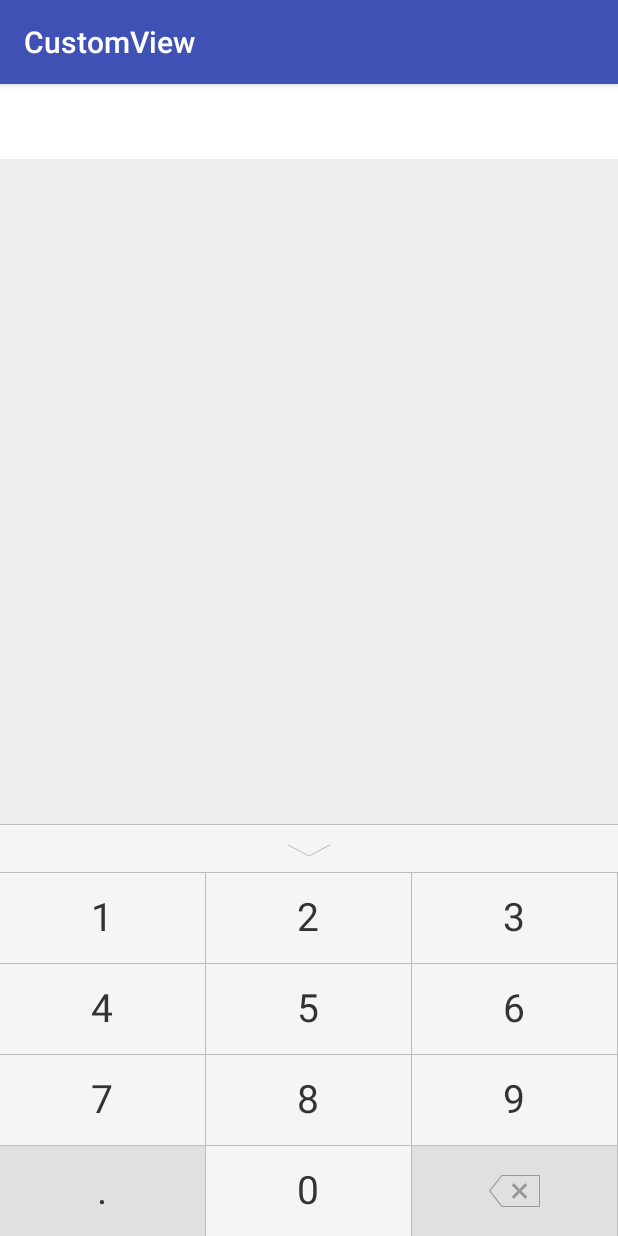
After one commit to colonel1435/CustomView, an Android app: the NormalKeyBoardActivity screen opened directly, with no data from a screen before it, on a phone screen of 412 x 824 dp. The commit adds this screen. Run offline under Robolectric (Android 15) with nearby library versions, the phone set to English and light mode, and no system bars.

Commit message:
Add virtual number keyboard

```diff
--- a/app/src/main/AndroidManifest.xml
+++ b/app/src/main/AndroidManifest.xml
@@ -18,6 +18,7 @@
                 <category android:name="android.intent.category.LAUNCHER" />
             </intent-filter>
         </activity>
+        <activity android:name=".NormalKeyBoardActivity"/>
     </application>
 
 </manifest>
--- a/app/src/main/java/com/zero/customview/MainActivity.java
+++ b/app/src/main/java/com/zero/customview/MainActivity.java
@@ -2,6 +2,7 @@ package com.zero.customview;
 
 import android.app.Activity;
 import android.content.Context;
+import android.content.Intent;
 import android.graphics.Bitmap;
 import android.graphics.BitmapFactory;
 import android.graphics.drawable.ColorDrawable;
@@ -93,7 +94,11 @@ public class MainActivity extends AppCompatActivity
 
 
     public void onDebug(View view) {
-        showSpeakDialog(view);
+        toNormalKeyBoard(view);
+    }
+
+    public void toNormalKeyBoard(View view) {
+        startActivity(new Intent(this, NormalKeyBoardActivity.class));
     }
 
     public void dardBackground(Activity context, float alpha) {
--- /dev/null
+++ b/app/src/main/java/com/zero/customview/NormalKeyBoardActivity.java
@@ -0,0 +1,144 @@
+package com.zero.customview;
+
+import android.os.Bundle;
+import android.support.v7.app.AppCompatActivity;
+import android.text.Editable;
+import android.text.InputType;
+import android.view.View;
+import android.view.WindowManager;
+import android.view.animation.Animation;
+import android.view.animation.AnimationUtils;
+import android.widget.AdapterView;
+import android.widget.EditText;
+import android.widget.GridView;
+
+import com.zero.customview.view.VirtualKeyboardView;
+
+import java.lang.reflect.Method;
+import java.util.ArrayList;
+import java.util.Map;
+
+public class NormalKeyBoardActivity extends AppCompatActivity {
+
+    private VirtualKeyboardView virtualKeyboardView;
+
+    private GridView gridView;
+
+    private ArrayList<Map<String, String>> valueList;
+
+    private EditText textAmount;
+
+    private Animation enterAnim;
+
+    private Animation exitAnim;
+
+    @Override
+    protected void onCreate(Bundle savedInstanceState) {
+        super.onCreate(savedInstanceState);
+        setContentView(R.layout.activity_normal_key_board);
+
+        initAnim();
+
+        initView();
+
+        valueList = virtualKeyboardView.getValueList();
+    }
+
+    /**
+     * 数字键盘显示动画
+     */
+    private void initAnim() {
+
+        enterAnim = AnimationUtils.loadAnimation(this, R.anim.push_bottom_in);
+        exitAnim = AnimationUtils.loadAnimation(this, R.anim.push_bottom_out);
+    }
+
+    private void initView() {
+
+        textAmount = (EditText) findViewById(R.id.textAmount);
+
+        // 设置不调用系统键盘
+        if (android.os.Build.VERSION.SDK_INT <= 10) {
+            textAmount.setInputType(InputType.TYPE_NULL);
+        } else {
+            this.getWindow().setSoftInputMode(
+                    WindowManager.LayoutParams.SOFT_INPUT_STATE_ALWAYS_HIDDEN);
+            try {
+                Class<EditText> cls = EditText.class;
+                Method setShowSoftInputOnFocus;
+                setShowSoftInputOnFocus = cls.getMethod("setShowSoftInputOnFocus",
+                        boolean.class);
+                setShowSoftInputOnFocus.setAccessible(true);
+                setShowSoftInputOnFocus.invoke(textAmount, false);
+            } catch (Exception e) {
+                e.printStackTrace();
+            }
+        }
+
+        virtualKeyboardView = (VirtualKeyboardView) findViewById(R.id.virtualKeyboardView);
+        virtualKeyboardView.getLayoutBack().setOnClickListener(new View.OnClickListener() {
+            @Override
+            public void onClick(View v) {
+                virtualKeyboardView.startAnimation(exitAnim);
+                virtualKeyboardView.setVisibility(View.GONE);
+            }
+        });
+
+        gridView = virtualKeyboardView.getGridView();
+        gridView.setOnItemClickListener(onItemClickListener);
+
+        textAmount.setOnClickListener(new View.OnClickListener() {
+            @Override
+            public void onClick(View v) {
+
+                virtualKeyboardView.setFocusable(true);
+                virtualKeyboardView.setFocusableInTouchMode(true);
+
+                virtualKeyboardView.startAnimation(enterAnim);
+                virtualKeyboardView.setVisibility(View.VISIBLE);
+            }
+        });
+
+    }
+
+    private AdapterView.OnItemClickListener onItemClickListener = new AdapterView.OnItemClickListener() {
+
+        @Override
+        public void onItemClick(AdapterView<?> adapterView, View view, int position, long l) {
+
+            if (position < 11 && position != 9) {    //点击0~9按钮
+
+                String amount = textAmount.getText().toString().trim();
+                amount = amount + valueList.get(position).get("name");
+
+                textAmount.setText(amount);
+
+                Editable ea = textAmount.getText();
+                textAmount.setSelection(ea.length());
+            } else {
+
+                if (position == 9) {      //点击退格键
+                    String amount = textAmount.getText().toString().trim();
+                    if (!amount.contains(".")) {
+                        amount = amount + valueList.get(position).get("name");
+                        textAmount.setText(amount);
+
+                        Editable ea = textAmount.getText();
+                        textAmount.setSelection(ea.length());
+                    }
+                }
+
+                if (position == 11) {      //点击退格键
+                    String amount = textAmount.getText().toString().trim();
+                    if (amount.length() > 0) {
+                        amount = amount.substring(0, amount.length() - 1);
+                        textAmount.setText(amount);
+
+                        Editable ea = textAmount.getText();
+                        textAmount.setSelection(ea.length());
+                    }
+                }
+            }
+        }
+    };
+}
--- /dev/null
+++ b/app/src/main/java/com/zero/customview/adapter/KeyBoardAdapter.java
@@ -0,0 +1,86 @@
+package com.zero.customview.adapter;
+
+import android.content.Context;
+import android.graphics.Color;
+import android.view.View;
+import android.view.ViewGroup;
+import android.widget.BaseAdapter;
+import android.widget.RelativeLayout;
+import android.widget.TextView;
+
+import com.zero.customview.R;
+
+import java.util.ArrayList;
+import java.util.Map;
+
+/**
+ * 九宫格键盘适配器
+ */
+public class KeyBoardAdapter extends BaseAdapter {
+
+
+    private Context mContext;
+    private ArrayList<Map<String, String>> valueList;
+
+    public KeyBoardAdapter(Context mContext, ArrayList<Map<String, String>> valueList) {
+        this.mContext = mContext;
+        this.valueList = valueList;
+    }
+
+    @Override
+    public int getCount() {
+        return valueList.size();
+    }
+
+    @Override
+    public Object getItem(int position) {
+        return valueList.get(position);
+    }
+
+    @Override
+    public long getItemId(int position) {
+        return position;
+    }
+
+    @Override
+    public View getView(int position, View convertView, ViewGroup parent) {
+        ViewHolder viewHolder;
+        if (convertView == null) {
+            convertView = View.inflate(mContext, R.layout.grid_item_virtual_keyboard, null);
+            viewHolder = new ViewHolder();
+            viewHolder.btnKey = (TextView) convertView.findViewById(R.id.btn_keys);
+            viewHolder.imgDelete = (RelativeLayout) convertView.findViewById(R.id.imgDelete);
+
+            convertView.setTag(viewHolder);
+        } else {
+            viewHolder = (ViewHolder) convertView.getTag();
+        }
+
+        if (position == 9) {
+            viewHolder.imgDelete.setVisibility(View.INVISIBLE);
+            viewHolder.btnKey.setVisibility(View.VISIBLE);
+            viewHolder.btnKey.setText(valueList.get(position).get("name"));
+            viewHolder.btnKey.setBackgroundColor(Color.parseColor("#e0e0e0"));
+        } else if (position == 11) {
+            viewHolder.btnKey.setBackgroundResource(R.mipmap.keyboard_delete_img);
+            viewHolder.imgDelete.setVisibility(View.VISIBLE);
+            viewHolder.btnKey.setVisibility(View.INVISIBLE);
+
+        } else {
+            viewHolder.imgDelete.setVisibility(View.INVISIBLE);
+            viewHolder.btnKey.setVisibility(View.VISIBLE);
+
+            viewHolder.btnKey.setText(valueList.get(position).get("name"));
+        }
+
+        return convertView;
+    }
+
+    /**
+     * 存放控件
+     */
+    public final class ViewHolder {
+        public TextView btnKey;
+        public RelativeLayout imgDelete;
+    }
+}
--- /dev/null
+++ b/app/src/main/java/com/zero/customview/view/VirtualKeyboardView.java
@@ -0,0 +1,89 @@
+package com.zero.customview.view;
+
+import android.content.Context;
+import android.util.AttributeSet;
+import android.view.View;
+import android.widget.GridView;
+import android.widget.RelativeLayout;
+import com.zero.customview.R;
+import com.zero.customview.adapter.KeyBoardAdapter;
+
+import java.util.ArrayList;
+import java.util.HashMap;
+import java.util.Map;
+
+/**
+ * 虚拟键盘
+ */
+public class VirtualKeyboardView extends RelativeLayout {
+
+    Context context;
+
+    //因为就6个输入框不会变了，用数组内存申请固定空间，比List省空间（自己认为）
+    private GridView gridView;    //用GrideView布局键盘，其实并不是真正的键盘，只是模拟键盘的功能
+
+    private ArrayList<Map<String, String>> valueList;    //有人可能有疑问，为何这里不用数组了？
+    //因为要用Adapter中适配，用数组不能往adapter中填充
+
+    private RelativeLayout layoutBack;
+
+    public VirtualKeyboardView(Context context) {
+        this(context, null);
+    }
+
+    public VirtualKeyboardView(Context context, AttributeSet attrs) {
+        super(context, attrs);
+
+        this.context = context;
+
+        View view = View.inflate(context, R.layout.layout_virtual_keyboard, null);
+
+        valueList = new ArrayList<>();
+
+        layoutBack = (RelativeLayout) view.findViewById(R.id.layoutBack);
+
+        gridView = (GridView) view.findViewById(R.id.gv_keybord);
+
+        initValueList();
+
+        setupView();
+
+        addView(view);      //必须要，不然不显示控件
+    }
+
+    public RelativeLayout getLayoutBack() {
+        return layoutBack;
+    }
+
+    public ArrayList<Map<String, String>> getValueList() {
+        return valueList;
+    }
+
+    private void initValueList() {
+
+        // 初始化按钮上应该显示的数字
+        for (int i = 1; i < 13; i++) {
+            Map<String, String> map = new HashMap<>();
+            if (i < 10) {
+                map.put("name", String.valueOf(i));
+            } else if (i == 10) {
+                map.put("name", ".");
+            } else if (i == 11) {
+                map.put("name", String.valueOf(0));
+            } else if (i == 12) {
+                map.put("name", "");
+            }
+            valueList.add(map);
+        }
+    }
+
+    public GridView getGridView() {
+        return gridView;
+    }
+
+    private void setupView() {
+
+        KeyBoardAdapter keyBoardAdapter = new KeyBoardAdapter(context, valueList);
+        gridView.setAdapter(keyBoardAdapter);
+    }
+}
--- /dev/null
+++ b/app/src/main/res/drawable/selector_gird_item.xml
@@ -0,0 +1,18 @@
+<?xml version="1.0" encoding="utf-8"?>
+<selector xmlns:android="http://schemas.android.com/apk/res/android">
+    <item android:state_enabled="false">
+        <shape>
+            <solid android:color="#C0C4C7" />
+        </shape>
+    </item>
+    <item android:state_enabled="true" android:state_pressed="false">
+        <shape>
+            <solid android:color="#F5F5F5" />
+        </shape>
+    </item>
+    <item android:state_enabled="true" android:state_pressed="true">
+        <shape>
+            <solid android:color="#C0C4C7" />
+        </shape>
+    </item>
+</selector>
--- /dev/null
+++ b/app/src/main/res/layout/activity_normal_key_board.xml
@@ -0,0 +1,26 @@
+<?xml version="1.0" encoding="utf-8"?>
+<RelativeLayout xmlns:android="http://schemas.android.com/apk/res/android"
+    xmlns:tools="http://schemas.android.com/tools"
+    android:layout_width="match_parent"
+    android:layout_height="match_parent"
+    android:background="#efefef"
+    tools:context="com.zero.customview.NormalKeyBoardActivity">
+
+
+    <EditText
+        android:id="@+id/textAmount"
+        android:layout_width="match_parent"
+        android:layout_height="50dp"
+        android:background="#FFFFFF"
+        android:inputType="numberDecimal"
+        android:padding="14dp"
+        android:textColor="#333333"
+        android:textSize="16sp" />
+
+    <com.zero.customview.view.VirtualKeyboardView
+        android:id="@+id/virtualKeyboardView"
+        android:layout_width="match_parent"
+        android:layout_height="wrap_content"
+        android:layout_gravity="bottom" />
+
+</RelativeLayout>
--- /dev/null
+++ b/app/src/main/res/layout/grid_item_virtual_keyboard.xml
@@ -0,0 +1,33 @@
+<?xml version="1.0" encoding="utf-8"?>
+<RelativeLayout xmlns:android="http://schemas.android.com/apk/res/android"
+    android:layout_width="match_parent"
+    android:layout_height="match_parent"
+    android:background="#e0e0e0">
+
+    <TextView
+        android:id="@+id/btn_keys"
+        android:layout_width="match_parent"
+        android:layout_height="60dp"
+        android:layout_centerInParent="true"
+        android:background="@drawable/selector_gird_item"
+        android:gravity="center"
+        android:includeFontPadding="false"
+        android:textColor="#333333"
+        android:textSize="26sp" />
+
+    <RelativeLayout
+        android:id="@+id/imgDelete"
+        android:layout_width="wrap_content"
+        android:layout_height="60dp"
+        android:layout_centerInParent="true">
+
+        <ImageView
+            android:layout_width="wrap_content"
+            android:layout_height="wrap_content"
+            android:layout_centerInParent="true"
+            android:src="@mipmap/keyboard_delete_img" />
+
+    </RelativeLayout>
+
+
+</RelativeLayout>
--- /dev/null
+++ b/app/src/main/res/layout/layout_virtual_keyboard.xml
@@ -0,0 +1,48 @@
+<?xml version="1.0" encoding="utf-8"?>
+<RelativeLayout xmlns:android="http://schemas.android.com/apk/res/android"
+    android:layout_width="match_parent"
+    android:layout_height="wrap_content">
+
+    <!-- 输入键盘 -->
+    <GridView
+        android:id="@+id/gv_keybord"
+        android:layout_width="match_parent"
+        android:layout_height="wrap_content"
+        android:layout_alignParentBottom="true"
+        android:background="#bdbdbd"
+        android:horizontalSpacing="1px"
+        android:numColumns="3"
+        android:verticalSpacing="1px" />
+
+    <View
+        android:id="@+id/line"
+        android:layout_width="match_parent"
+        android:layout_height="1px"
+        android:layout_above="@id/gv_keybord"
+        android:background="#bdbdbd" />
+
+    <RelativeLayout
+        android:id="@+id/layoutBack"
+        android:layout_width="match_parent"
+        android:layout_height="wrap_content"
+        android:layout_above="@id/line"
+        android:background="#f5f5f5"
+        android:padding="10dp">
+
+        <ImageView
+            android:id="@+id/imgBack"
+            android:layout_width="wrap_content"
+            android:layout_height="wrap_content"
+            android:layout_centerInParent="true"
+            android:src="@mipmap/keyboard_back_img" />
+
+    </RelativeLayout>
+
+    <View
+        android:layout_width="match_parent"
+        android:layout_height="1px"
+        android:layout_above="@id/layoutBack"
+        android:layout_marginTop="1dp"
+        android:background="#bdbdbd" />
+
+</RelativeLayout>
--- a/app/src/main/res/values/styles.xml
+++ b/app/src/main/res/values/styles.xml
@@ -1,5 +1,4 @@
 <resources>
-
     <!-- Base application theme. -->
     <style name="AppTheme" parent="Theme.AppCompat.Light.DarkActionBar">
         <!-- Customize your theme here. -->
@@ -21,4 +20,9 @@
         <item name="android:windowEnterAnimation">@anim/fade_in</item>
         <item name="android:windowExitAnimation">@anim/fade_out</item>
     </style>
+
+    <style name="pop_add_ainm" parent="android:Animation">
+        <item name="android:windowEnterAnimation">@anim/push_bottom_in</item>
+        <item name="android:windowExitAnimation">@anim/push_bottom_out</item>
+    </style>
 </resources>
```
Also changed, not shown: app/src/main/res/anim/push_bottom_in.xml (added, +15 -0 lines), app/src/main/res/anim/push_bottom_out.xml (added, +15 -0 lines), app/src/main/java/com/zero/customview/view/MultilevelProgressBar.java (line endings or trailing spaces), app/src/main/res/mipmap-xxhdpi/keyboard_back_img.png (added), app/src/main/res/mipmap-xxhdpi/keyboard_delete_img.png (added).
